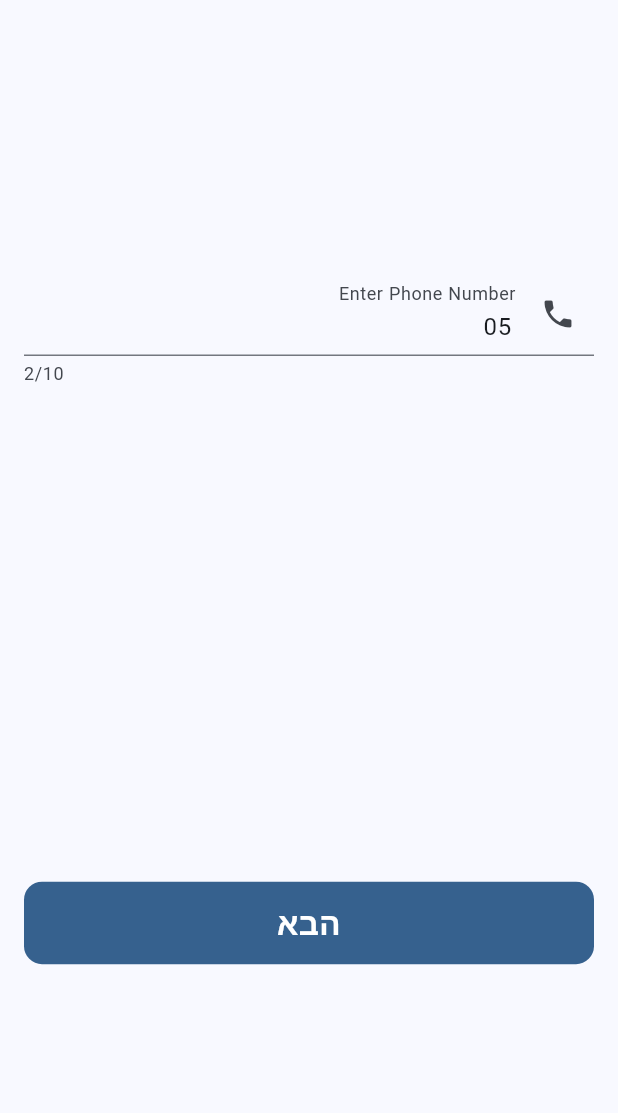
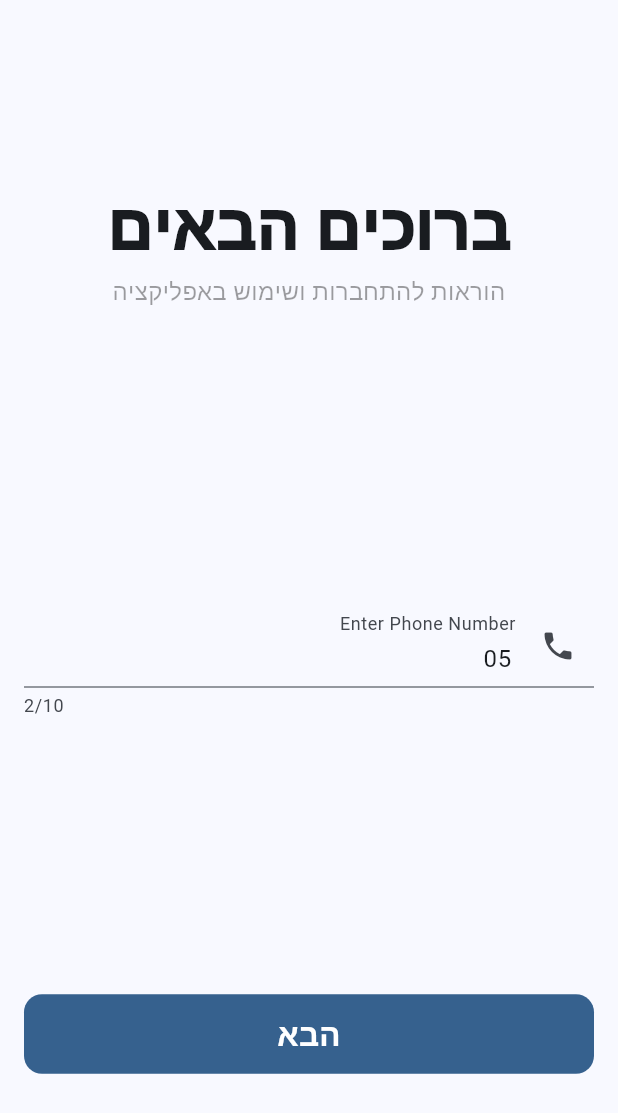
Before and after one commit to orenghe988/ohel_share, a Flutter app: the screen it shows after launch, on a phone screen of 412 x 824 dp. Shown: the top 1113 px of the screen. Run offline on Flutter 3.47's test engine with Material 3 defaults, Android fonts, the light colour scheme and no system bars; our stand-ins replace flutter_bloc, flutter_dotenv, go_router, google_fonts, supabase_flutter; accounts and stored records are empty.

Commit message:
home screen

```diff
--- a/lib/common/buttons/expanded_button.dart
+++ b/lib/common/buttons/expanded_button.dart
@@ -11,7 +11,7 @@ class ExpandedButton extends StatelessWidget {
   @override
   Widget build(BuildContext context) {
     return SizedBox(
-      height: 55,
+      height: 53,
       width: double.infinity,
       child: FilledButton(
         style: FilledButton.styleFrom(
@@ -25,7 +25,6 @@ class ExpandedButton extends StatelessWidget {
           style: const TextStyle(
             fontSize: 21,
             fontWeight: FontWeight.bold,
-            letterSpacing: 0.25,
           ),
           text,
         ),
--- a/lib/main.dart
+++ b/lib/main.dart
@@ -21,7 +21,7 @@ class OhelShareApplication extends StatelessWidget {
         theme: ThemeData(
           // TODO disable ugly android click sound for the entire app
           // TODO make color change when click instant
-          fontFamily: GoogleFonts.notoSansHebrew().fontFamily,
+          fontFamily: GoogleFonts.ibmPlexSansHebrew().fontFamily,
           splashFactory: NoSplash.splashFactory,
           colorScheme: ColorScheme.fromSeed(seedColor: Colors.blue),
           useMaterial3: true,
--- a/lib/routing/routes/onboarding/phone_number_entry_page.dart
+++ b/lib/routing/routes/onboarding/phone_number_entry_page.dart
@@ -1,6 +1,37 @@
 import 'package:flutter/material.dart';
 import 'package:flutter/services.dart';
 import "../../../common/buttons/expanded_button.dart";
+
+class _UpperText extends StatelessWidget {
+  const _UpperText({super.key});
+
+  @override
+  Widget build(BuildContext context) {
+    return const Padding(
+      padding: EdgeInsets.symmetric(vertical: 12, horizontal: 36),
+      child: Column(
+        mainAxisAlignment: MainAxisAlignment.center,
+        children: [
+          Text(
+            textAlign: TextAlign.center,
+            style: TextStyle(
+              fontSize: 42,
+              fontWeight: FontWeight.w900,
+            ),
+            "ברוכים הבאים",
+          ),
+          Text(
+              textAlign: TextAlign.center,
+              style: TextStyle(
+                fontSize: 16,
+                color: Colors.black38,
+              ),
+              "הוראות להתחברות ושימוש באפליקציה"),
+        ],
+      ),
+    );
+  }
+}
 
 class PhoneNumberEntryPage extends StatelessWidget {
   final TextEditingController phoneNumberController = TextEditingController();
@@ -15,6 +46,7 @@ class PhoneNumberEntryPage extends StatelessWidget {
         child: Column(
           mainAxisAlignment: MainAxisAlignment.spaceAround,
           children: [
+            const _UpperText(),
             TextField(
               keyboardType: TextInputType.number,
               inputFormatters: [FilteringTextInputFormatter.digitsOnly],
```
